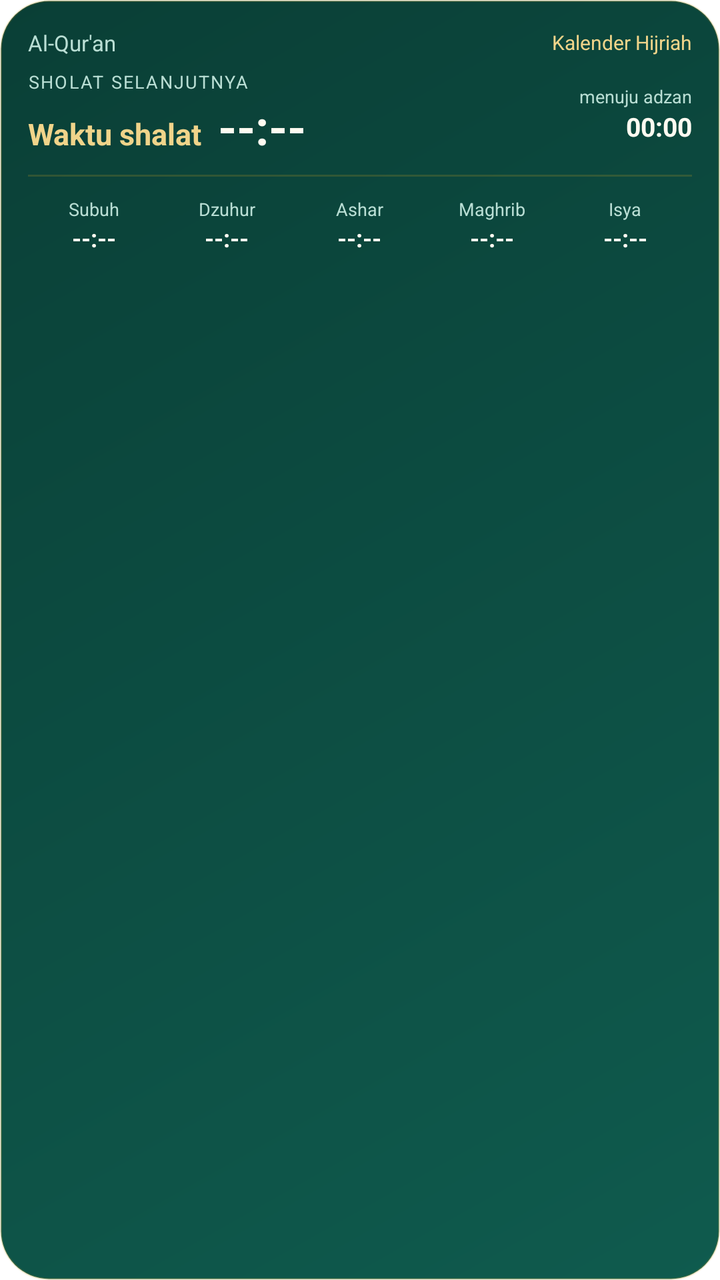
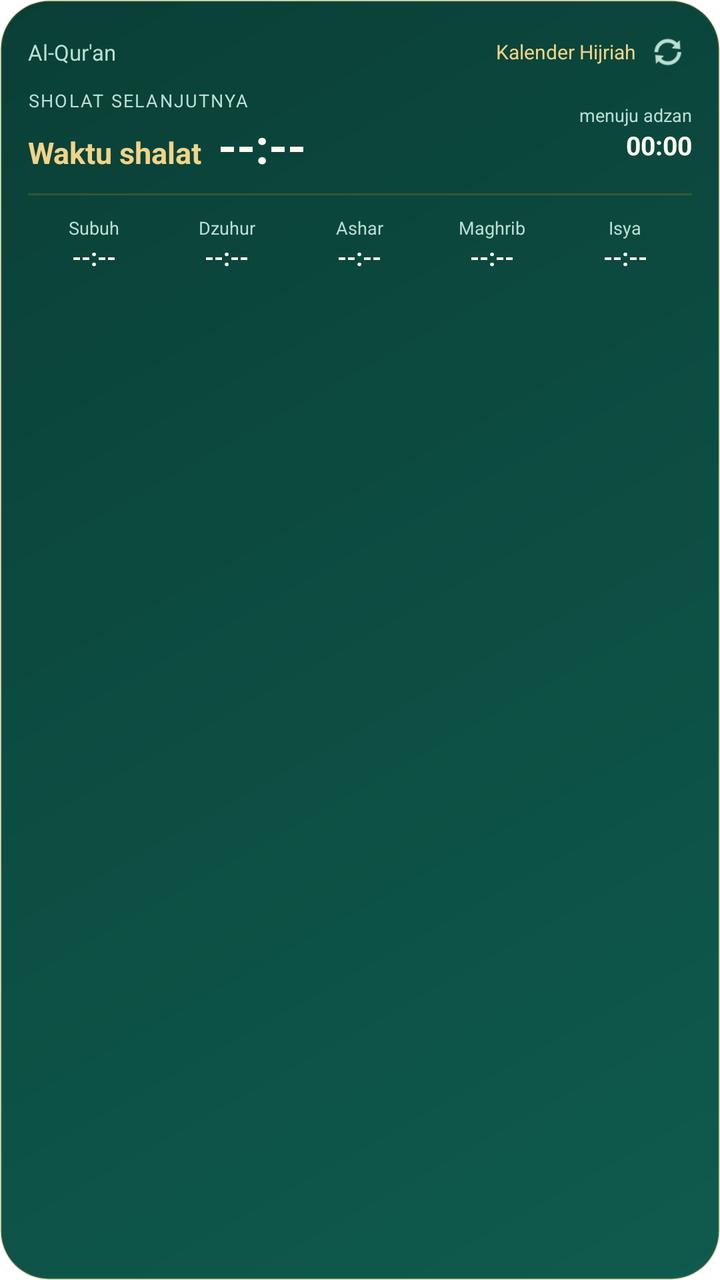

Before-and-after screenshots of an Android layout around one commit, followed by the original layout XML and the change that was made.
<!-- AndroidManifest.xml: fallback theme Theme.MaterialComponents.DayNight.NoActionBar -->
<!-- res/layout/prayer_times_widget.xml -->
<?xml version="1.0" encoding="utf-8"?>
<LinearLayout xmlns:android="http://schemas.android.com/apk/res/android"
    android:id="@+id/widget_root"
    android:layout_width="match_parent"
    android:layout_height="match_parent"
    android:background="@drawable/prayer_widget_background"
    android:orientation="vertical"
    android:padding="14dp">

    <LinearLayout
        android:layout_width="match_parent"
        android:layout_height="wrap_content"
        android:gravity="center_vertical"
        android:orientation="horizontal">

        <TextView
            android:id="@+id/widget_location"
            android:layout_width="0dp"
            android:layout_height="wrap_content"
            android:layout_weight="1"
            android:ellipsize="end"
            android:maxLines="1"
            android:text="Al-Qur'an"
            android:textColor="#B9DED4"
            android:textSize="11sp" />

        <TextView
            android:id="@+id/widget_hijri"
            android:layout_width="wrap_content"
            android:layout_height="wrap_content"
            android:layout_marginStart="8dp"
            android:ellipsize="end"
            android:maxLines="1"
            android:text="Kalender Hijriah"
            android:textColor="#F0D48A"
            android:textSize="10sp" />
    </LinearLayout>

    <LinearLayout
        android:layout_width="match_parent"
        android:layout_height="wrap_content"
        android:layout_marginTop="6dp"
        android:baselineAligned="false"
        android:gravity="center_vertical"
        android:orientation="horizontal">

        <LinearLayout
            android:layout_width="0dp"
            android:layout_height="wrap_content"
            android:layout_weight="1"
            android:orientation="vertical">

            <TextView
                android:id="@+id/widget_next_label"
                android:layout_width="match_parent"
                android:layout_height="wrap_content"
                android:letterSpacing="0.08"
                android:maxLines="1"
                android:text="SHOLAT SELANJUTNYA"
                android:textColor="#B9DED4"
                android:textSize="9sp" />

            <LinearLayout
                android:layout_width="match_parent"
                android:layout_height="wrap_content"
                android:baselineAligned="true"
                android:orientation="horizontal">

                <TextView
                    android:id="@+id/widget_prayer_name"
                    android:layout_width="wrap_content"
                    android:layout_height="wrap_content"
                    android:ellipsize="end"
                    android:maxLines="1"
                    android:text="Waktu shalat"
                    android:textColor="#F0D48A"
                    android:textSize="15sp"
                    android:textStyle="bold" />

                <TextView
                    android:id="@+id/widget_prayer_time"
                    android:layout_width="wrap_content"
                    android:layout_height="wrap_content"
                    android:layout_marginStart="8dp"
                    android:text="--:--"
                    android:textColor="#FFFBF1"
                    android:textSize="24sp"
                    android:textStyle="bold" />
            </LinearLayout>
        </LinearLayout>

        <LinearLayout
            android:layout_width="wrap_content"
            android:layout_height="wrap_content"
            android:gravity="end"
            android:orientation="vertical">

            <TextView
                android:id="@+id/widget_countdown_label"
                android:layout_width="wrap_content"
                android:layout_height="wrap_content"
                android:maxLines="1"
                android:text="menuju adzan"
                android:textColor="#B9DED4"
                android:textSize="9sp" />

            <Chronometer
                android:id="@+id/widget_countdown"
                android:layout_width="wrap_content"
                android:layout_height="wrap_content"
                android:format="%s"
                android:textColor="#FFFBF1"
                android:textSize="13sp"
                android:textStyle="bold" />
        </LinearLayout>
    </LinearLayout>

    <View
        android:layout_width="match_parent"
        android:layout_height="1dp"
        android:layout_marginTop="8dp"
        android:background="#33C9A227" />

    <LinearLayout
        android:layout_width="match_parent"
        android:layout_height="wrap_content"
        android:layout_marginTop="6dp"
        android:baselineAligned="false"
        android:orientation="horizontal">

        <LinearLayout
            android:id="@+id/widget_fajr_cell"
            android:layout_width="0dp"
            android:layout_height="wrap_content"
            android:layout_weight="1"
            android:gravity="center"
            android:orientation="vertical"
            android:paddingTop="4dp"
            android:paddingBottom="4dp">

            <TextView
                android:id="@+id/widget_fajr_name"
                android:layout_width="wrap_content"
                android:layout_height="wrap_content"
                android:maxLines="1"
                android:text="Subuh"
                android:textColor="#B9DED4"
                android:textSize="9sp" />

            <TextView
                android:id="@+id/widget_fajr_time"
                android:layout_width="wrap_content"
                android:layout_height="wrap_content"
                android:text="--:--"
                android:textColor="#FFFBF1"
                android:textSize="12sp"
                android:textStyle="bold" />
        </LinearLayout>

        <LinearLayout
            android:id="@+id/widget_dhuhr_cell"
            android:layout_width="0dp"
            android:layout_height="wrap_content"
            android:layout_weight="1"
            android:gravity="center"
            android:orientation="vertical"
            android:paddingTop="4dp"
            android:paddingBottom="4dp">

            <TextView
                android:id="@+id/widget_dhuhr_name"
                android:layout_width="wrap_content"
                android:layout_height="wrap_content"
                android:maxLines="1"
                android:text="Dzuhur"
                android:textColor="#B9DED4"
                android:textSize="9sp" />

            <TextView
                android:id="@+id/widget_dhuhr_time"
                android:layout_width="wrap_content"
                android:layout_height="wrap_content"
                android:text="--:--"
                android:textColor="#FFFBF1"
                android:textSize="12sp"
                android:textStyle="bold" />
        </LinearLayout>

        <LinearLayout
            android:id="@+id/widget_asr_cell"
            android:layout_width="0dp"
            android:layout_height="wrap_content"
            android:layout_weight="1"
            android:gravity="center"
            android:orientation="vertical"
            android:paddingTop="4dp"
            android:paddingBottom="4dp">

            <TextView
                android:id="@+id/widget_asr_name"
                android:layout_width="wrap_content"
                android:layout_height="wrap_content"
                android:maxLines="1"
                android:text="Ashar"
                android:textColor="#B9DED4"
                android:textSize="9sp" />

            <TextView
                android:id="@+id/widget_asr_time"
                android:layout_width="wrap_content"
                android:layout_height="wrap_content"
                android:text="--:--"
                android:textColor="#FFFBF1"
                android:textSize="12sp"
                android:textStyle="bold" />
        </LinearLayout>

        <LinearLayout
            android:id="@+id/widget_maghrib_cell"
            android:layout_width="0dp"
            android:layout_height="wrap_content"
            android:layout_weight="1"
            android:gravity="center"
            android:orientation="vertical"
            android:paddingTop="4dp"
            android:paddingBottom="4dp">

            <TextView
                android:id="@+id/widget_maghrib_name"
                android:layout_width="wrap_content"
                android:layout_height="wrap_content"
                android:maxLines="1"
                android:text="Maghrib"
                android:textColor="#B9DED4"
                android:textSize="9sp" />

            <TextView
                android:id="@+id/widget_maghrib_time"
                android:layout_width="wrap_content"
                android:layout_height="wrap_content"
                android:text="--:--"
                android:textColor="#FFFBF1"
                android:textSize="12sp"
                android:textStyle="bold" />
        </LinearLayout>

        <LinearLayout
            android:id="@+id/widget_isha_cell"
            android:layout_width="0dp"
            android:layout_height="wrap_content"
            android:layout_weight="1"
            android:gravity="center"
            android:orientation="vertical"
            android:paddingTop="4dp"
            android:paddingBottom="4dp">

            <TextView
                android:id="@+id/widget_isha_name"
                android:layout_width="wrap_content"
                android:layout_height="wrap_content"
                android:maxLines="1"
                android:text="Isya"
                android:textColor="#B9DED4"
                android:textSize="9sp" />

            <TextView
                android:id="@+id/widget_isha_time"
                android:layout_width="wrap_content"
                android:layout_height="wrap_content"
                android:text="--:--"
                android:textColor="#FFFBF1"
                android:textSize="12sp"
                android:textStyle="bold" />
        </LinearLayout>
    </LinearLayout>
</LinearLayout>
<!-- resources referenced by this layout -->
<resources>
  <!-- drawable prayer_widget_background (drawable) -->
  <?xml version="1.0" encoding="utf-8"?>
  <shape xmlns:android="http://schemas.android.com/apk/res/android"
      android:shape="rectangle">
      <gradient
          android:angle="135"
          android:endColor="#0A3F36"
          android:startColor="#0F5B4E" />
      <corners android:radius="24dp" />
      <stroke
          android:width="1dp"
          android:color="#33C9A227" />
  </shape>
</resources>

<!-- the commit's change to res/layout/prayer_times_widget.xml (unified diff, before → after) -->
@@ -34,6 +34,18 @@
             android:text="Kalender Hijriah"
             android:textColor="#F0D48A"
             android:textSize="10sp" />
+
+        <ImageButton
+            android:id="@+id/widget_refresh"
+            android:layout_width="24dp"
+            android:layout_height="24dp"
+            android:layout_marginStart="4dp"
+            android:background="?android:attr/selectableItemBackgroundBorderless"
+            android:contentDescription="Perbarui waktu shalat"
+            android:padding="3dp"
+            android:scaleType="fitCenter"
+            android:src="@android:drawable/ic_popup_sync"
+            android:tint="#B9DED4" />
     </LinearLayout>
 
     <LinearLayout
